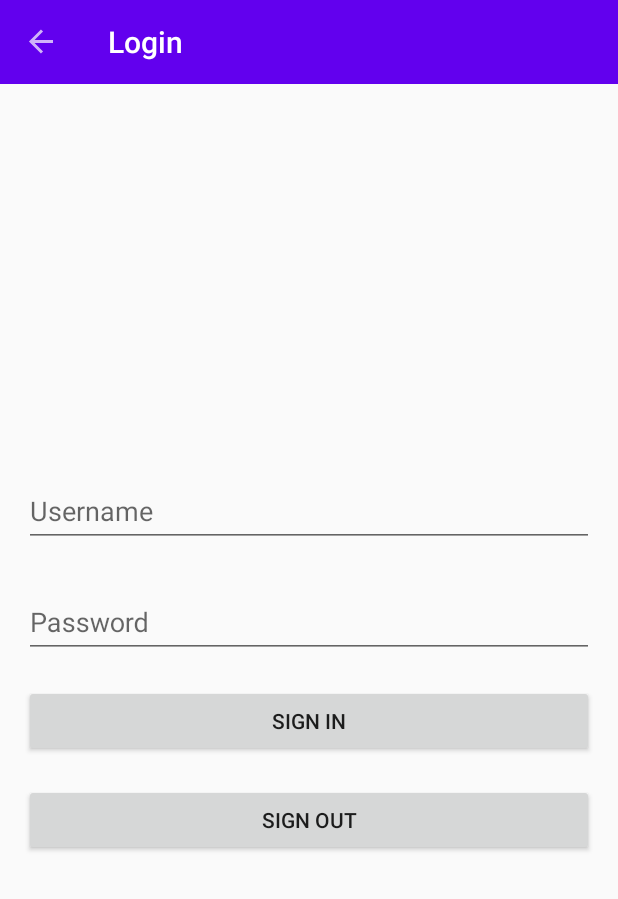
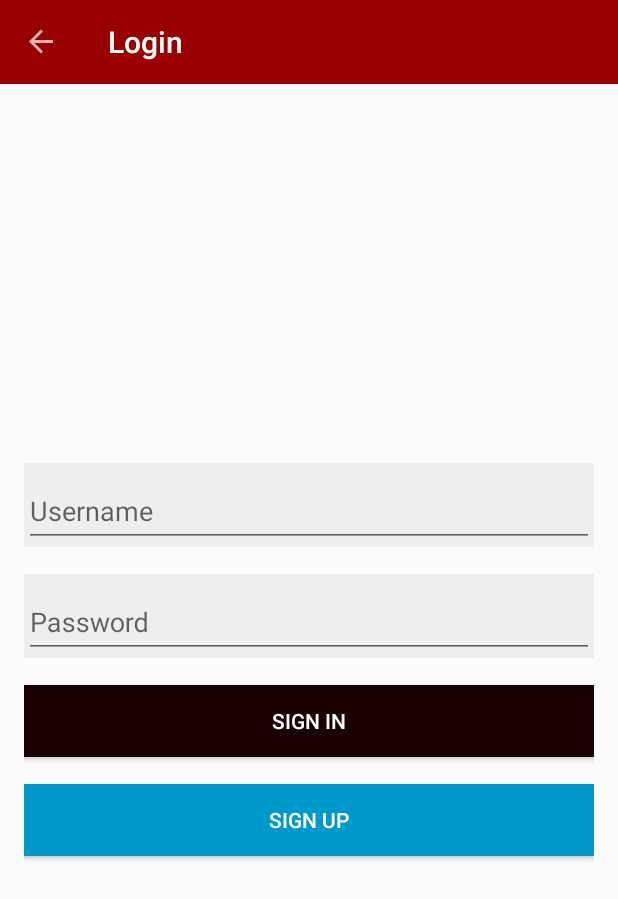
Before and after one commit to renatac/StudingNavigationComponent, an Android app: the screen it shows after launch (MainActivity), after a tap on "NEXT", on a phone screen of 412 x 824 dp. Shown: the top 899 px of the screen. Run offline under Robolectric (Android 15) with nearby library versions, the phone set to English and light mode, and no system bars; our stand-ins replace navigation-ui.

Commit message:
término do curso

```diff
--- a/app/build.gradle
+++ b/app/build.gradle
@@ -1,6 +1,7 @@
 apply plugin: 'com.android.application'
 apply plugin: 'kotlin-android'
 apply plugin: 'kotlin-android-extensions'
+apply plugin: 'androidx.navigation.safeargs.kotlin'
 
 android {
     compileSdkVersion 29
--- a/app/src/main/java/com/example/navigationcomponentapp/MainActivity.kt
+++ b/app/src/main/java/com/example/navigationcomponentapp/MainActivity.kt
@@ -7,8 +7,6 @@ import androidx.navigation.findNavController
 import androidx.navigation.ui.AppBarConfiguration
 import androidx.navigation.ui.navigateUp
 import androidx.navigation.ui.setupActionBarWithNavController
-import com.example.navigationcomponentapp.ui.start.ProfileFragment
-import com.example.navigationcomponentapp.ui.start.StartFragment
 import kotlinx.android.synthetic.main.activity_main.*
 
 //StartFragment.onButtonClicked é a interface que está dentro do StartFragment
--- a/app/src/main/java/com/example/navigationcomponentapp/ui/login/LoginFragment.kt
+++ b/app/src/main/java/com/example/navigationcomponentapp/ui/login/LoginFragment.kt
@@ -57,8 +57,6 @@ class LoginFragment : Fragment() {
                     findNavController().popBackStack() //sem parâmetro, então volta
                     //para o ProfileFragment
                 }
-                is LoginViewModel.AuthenticationState.Unauthenticated->{
-                }
 
                 //verifico se a autenticação é inválida
                 is LoginViewModel.AuthenticationState.InvalidAuthentication -> {
@@ -80,9 +78,9 @@ class LoginFragment : Fragment() {
             viewModel.authentication(username, password)
         }
 
-        buttonLoginSignUp.setOnClickListener {
-            findNavController().popBackStack(R.id.startFragment, false)
-        }
+//        buttonLoginSignUp.setOnClickListener {
+//            findNavController().popBackStack(R.id.profileFragment, false)
+//        }
 
         inputLoginUsername.addTextChangedListener {
 //            inputLayoutLoginUsername.error = null
--- a/app/src/main/java/com/example/navigationcomponentapp/ui/login/LoginViewModel.kt
+++ b/app/src/main/java/com/example/navigationcomponentapp/ui/login/LoginViewModel.kt
@@ -1,5 +1,6 @@
 package com.example.navigationcomponentapp.ui.login
 
+import androidx.lifecycle.LiveData
 import androidx.lifecycle.MutableLiveData
 import androidx.lifecycle.ViewModel
 import com.example.navigationcomponentapp.R
@@ -11,7 +12,7 @@ class LoginViewModel : ViewModel() {
 
     //Para representar o estado do meu usuário, se é logado ou não
     //Coloco aqui dentro todos os estados que o usuário pode ter caso o login estiver errado, estiver certo
-    sealed class AuthenticationState(){                //<username,password>
+    sealed class AuthenticationState{                //<username,password>
         //Estrutura de List para retornar os erros para poder ter facilidade no fragment para
         //pode mapear os erros, fazendo um forEach e mapear e setar no campo correto, em vez de
         //fazer isso de forma manual, tendo que ter um liveData pra cada um dos componentes do
@@ -26,33 +27,38 @@ class LoginViewModel : ViewModel() {
     }
 
     //Propriedades do ViewModel
+    var token: String = ""
+    var username : String = ""
     //Obs que o MutableLiveData ser do tipo AuthenticationState ajuda, pois se eu tivesse
     //várias propriedades, então eu teria que ter vários observers no LoginFragment
-    val authenticationStateEvent = MutableLiveData<AuthenticationState>()
-    var username : String = ""
+    private val _authenticationStateEvent = MutableLiveData<AuthenticationState>()
+    val authenticationStateEvent: LiveData<AuthenticationState>
+        get() = _authenticationStateEvent
 
     //Assim que ele criar meu Fragment
     init {
         refuseAuthentication()
     }
 
+    public fun refuseAuthentication(){
+        _authenticationStateEvent.value = AuthenticationState.Unauthenticated
+    }
+
+    fun authenticationToken(token: String, username: String) {
+        this.token = token
+        this.username = username
+        _authenticationStateEvent.value = AuthenticationState.Authenticated
+    }
+
     fun authentication(username: String, password: String){
         if(isValidForm(username, password)){
             //Usuário está authenticado
             this.username = username
-            authenticationStateEvent.value = AuthenticationState.Authenticated
+            _authenticationStateEvent.value = AuthenticationState.Authenticated
         }
     }
 
-    fun unauthentication(){
-            authenticationStateEvent.value = AuthenticationState.Unauthenticated
-    }
-
-    public fun refuseAuthentication(){
-        authenticationStateEvent.value = AuthenticationState.Unauthenticated
-    }
-
-    //validação e gerenciamento de estado no viewModel
+     //validação e gerenciamento de estado no viewModel
     private fun isValidForm(username: String, password: String): Boolean{
         val invalidFields = arrayListOf<Pair<String, Int>>()
         if(username.isEmpty()){
@@ -62,7 +68,7 @@ class LoginViewModel : ViewModel() {
             invalidFields.add(INPUT_PASSWORD)
         }
         if(invalidFields.isNotEmpty()){
-            authenticationStateEvent.value = AuthenticationState.InvalidAuthentication(invalidFields)
+            _authenticationStateEvent.value = AuthenticationState.InvalidAuthentication(invalidFields)
             return false
         }
         return true
@@ -73,6 +79,4 @@ class LoginViewModel : ViewModel() {
         val INPUT_USERNAME = "INPUT_USERNAME" to R.string.login_input_layout_error_invalid_username
         val INPUT_PASSWORD = "INPUT_PASSWORD" to R.string.login_input_layout_error_invalid_password
     }
-
-
 }
--- a/app/src/main/java/com/example/navigationcomponentapp/ui/start/ProfileFragment.kt
+++ b/app/src/main/java/com/example/navigationcomponentapp/ui/profile/ProfileFragment.kt
@@ -1,4 +1,4 @@
-package com.example.navigationcomponentapp.ui.start
+package com.example.navigationcomponentapp.ui.profile
 
 import android.os.Bundle
 import androidx.fragment.app.Fragment
--- a/app/src/main/res/layout/fragment_profile.xml
+++ b/app/src/main/res/layout/fragment_profile.xml
@@ -3,7 +3,7 @@
     xmlns:tools="http://schemas.android.com/tools"
     android:layout_width="match_parent"
     android:layout_height="match_parent"
-    tools:context=".ui.start.ProfileFragment">
+    tools:context=".ui.profile.ProfileFragment">
 
     <TextView
         android:id="@+id/textProfileUsername"
--- a/app/src/main/res/layout/login_fragment.xml
+++ b/app/src/main/res/layout/login_fragment.xml
@@ -10,6 +10,7 @@
 
     <com.google.android.material.textfield.TextInputLayout
         android:id="@+id/inputLayoutLoginUsername"
+        style="@style/AppTextInputLayout"
         android:layout_width="match_parent"
         android:layout_height="wrap_content"
         android:hint="@string/login_input_layout_hint_username">
@@ -25,6 +26,7 @@
 
     <com.google.android.material.textfield.TextInputLayout
         android:id="@+id/inputLayoutLoginPassword"
+        style="@style/AppTextInputLayout"
         android:layout_height="wrap_content"
         android:layout_marginTop="@dimen/form_default_margin_top"
         android:layout_width="match_parent"
@@ -48,6 +50,7 @@
 
     <androidx.appcompat.widget.AppCompatButton
         android:id="@+id/buttonLoginSignUp"
+        style="@style/AppButton.SignUp"
         android:layout_height="wrap_content"
         android:layout_marginTop="@dimen/form_default_margin_top"
         android:layout_width="match_parent"
--- a/app/src/main/res/navigation/nav_graph_main.xml
+++ b/app/src/main/res/navigation/nav_graph_main.xml
@@ -23,12 +23,38 @@
     </fragment>
     <fragment
         android:id="@+id/profileFragment"
-        android:name="com.example.navigationcomponentapp.ui.start.ProfileFragment"
+        android:name="com.example.navigationcomponentapp.ui.profile.ProfileFragment"
         android:label="@string/profile_action_bar_title"
         tools:layout="@layout/fragment_profile" />
     <fragment
         android:id="@+id/loginFragment"
         android:name="com.example.navigationcomponentapp.ui.login.LoginFragment"
         android:label="@string/login_action_bar_title"
-        tools:layout="@layout/login_fragment" />
+        tools:layout="@layout/login_fragment" >
+        <action android:id="@+id/action_loginFragment_to_registrationNavigation"
+            app:destination="@id/registrationNavigation" />
+    </fragment>
+    <navigation android:id="@+id/registrationNavigation"
+        app:startDestination="@id/profileDataFragment">
+
+        <fragment android:id="@+id/profileDataFragment"
+            android:name="com.example.navigationcomponentapp.ui.registration.profile.ProfileDataFragment"
+            android:label="@string/profile_data_action_bar_title_ok"
+            tools:layout="@layout/fragment_profile_data">
+
+            <action android:id="@+id/action_profileDataFragment_to_chooseCredentialsFragment"
+                app:destination="@id/chooseCredentialsFragment" />
+
+        </fragment>
+
+        <fragment android:id="@+id/chooseCredentialsFragment"
+            android:name="com.example.navigationcomponentapp.ui.registration.choosecredentials.ChooseCredentialsFragment"
+            android:label="@string/fragment_choose_credentials"
+            tools:layout="@layout/fragment_choose_credentials" >
+            <argument android:name="name"
+                app:argType="string"
+                app:nullable="false" />
+        </fragment>
+
+    </navigation>
 </navigation>
--- a/app/src/main/res/values/colors.xml
+++ b/app/src/main/res/values/colors.xml
@@ -1,6 +1,8 @@
 <?xml version="1.0" encoding="utf-8"?>
 <resources>
-    <color name="colorPrimary">#6200EE</color>
-    <color name="colorPrimaryDark">#3700B3</color>
-    <color name="colorAccent">#03DAC5</color>
+    <color name="colorPrimary">#990000</color>
+    <color name="colorPrimaryDark">#800000</color>
+    <color name="colorAccent">#1a0000</color>
+    <color name="grey">#EEEEEE</color>
+    <color name="blue">#ff0099cc</color>
 </resources>
--- a/app/src/main/res/values/styles.xml
+++ b/app/src/main/res/values/styles.xml
@@ -6,6 +6,21 @@
         <item name="colorPrimary">@color/colorPrimary</item>
         <item name="colorPrimaryDark">@color/colorPrimaryDark</item>
         <item name="colorAccent">@color/colorAccent</item>
+
+        <item name="buttonStyle">@style/AppButton</item>
+    </style>
+
+    <style name="AppButton" parent="Widget.AppCompat.Button">
+        <item name="android:textColor">#FFFFFF</item>
+        <item name="android:background">@color/colorAccent</item>
+    </style>
+
+    <style name="AppButton.SignUp">
+        <item name="android:background">@color/blue</item>
+    </style>
+
+    <style name="AppTextInputLayout" parent="Widget.Design.TextInputLayout">
+        <item name="android:background">@color/grey</item>
     </style>
 
 </resources>
--- a/build.gradle
+++ b/build.gradle
@@ -10,6 +10,7 @@ buildscript {
     dependencies {
         classpath 'com.android.tools.build:gradle:3.6.3'
         classpath "org.jetbrains.kotlin:kotlin-gradle-plugin:$kotlin_version"
+        classpath 'androidx.navigation:navigation-safe-args-gradle-plugin:2.3.0'
 
         // NOTE: Do not place your application dependencies here; they belong
         // in the individual module build.gradle files
```
Also changed, not shown: app/src/main/java/com/example/navigationcomponentapp/ui/registration/RegistrationViewModel.kt (added, +96 -0 lines), app/src/main/java/com/example/navigationcomponentapp/ui/registration/choosecredentials/ChooseCredentialsFragment.kt (added, +111 -0 lines), app/src/main/java/com/example/navigationcomponentapp/ui/registration/profile/ProfileDataFragment.kt (added, +122 -0 lines), app/src/main/res/layout/fragment_choose_credentials.xml (added, +56 -0 lines), app/src/main/res/layout/fragment_profile_data.xml (added, +48 -0 lines), app/src/main/res/values/strings.xml (+23 -1 lines).
